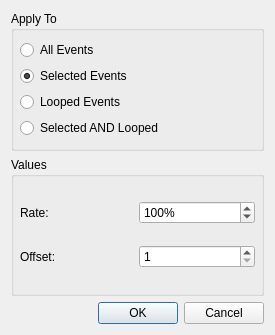
Before: the Qt Designer form muse/muse/midiedit/velocity.ui in emrum/muse, drawn with Qt 5.
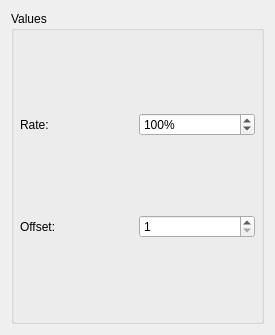
After: the same form once the commit is applied.

Diff of the .ui file:
```diff
--- a/muse/muse/midiedit/velocity.ui
+++ b/muse/muse/midiedit/velocity.ui
@@ -3,7 +3,7 @@
  <comment></comment>
  <exportmacro></exportmacro>
  <class>VelocityBase</class>
- <widget class="QDialog" name="VelocityBase" >
+ <widget class="QWidget" name="VelocityBase" >
   <property name="geometry" >
    <rect>
     <x>0</x>
@@ -22,52 +22,6 @@
    <property name="spacing" >
     <number>6</number>
    </property>
-   <item>
-    <widget class="QGroupBox" name="rangeGroup" >
-     <property name="title" >
-      <string>Apply To</string>
-     </property>
-     <layout class="QVBoxLayout" >
-      <property name="margin" >
-       <number>6</number>
-      </property>
-      <property name="spacing" >
-       <number>3</number>
-      </property>
-      <item>
-       <widget class="QRadioButton" name="allEventsButton" >
-        <property name="text" >
-         <string>All Events</string>
-        </property>
-       </widget>
-      </item>
-      <item>
-       <widget class="QRadioButton" name="selectedEventsButton" >
-        <property name="text" >
-         <string>Selected Events</string>
-        </property>
-        <property name="checked" >
-         <bool>true</bool>
-        </property>
-       </widget>
-      </item>
-      <item>
-       <widget class="QRadioButton" name="loopedEventsButton" >
-        <property name="text" >
-         <string>Looped Events</string>
-        </property>
-       </widget>
-      </item>
-      <item>
-       <widget class="QRadioButton" name="selectedLoopedButton" >
-        <property name="text" >
-         <string>Selected AND Looped</string>
-        </property>
-       </widget>
-      </item>
-     </layout>
-    </widget>
-   </item>
    <item>
     <widget class="QGroupBox" name="GroupBox3" >
      <property name="title" >
@@ -123,52 +77,6 @@
      </layout>
     </widget>
    </item>
-   <item>
-    <layout class="QHBoxLayout" >
-     <property name="margin" >
-      <number>0</number>
-     </property>
-     <property name="spacing" >
-      <number>6</number>
-     </property>
-     <item>
-      <spacer>
-       <property name="orientation" >
-        <enum>Qt::Horizontal</enum>
-       </property>
-       <property name="sizeType" >
-        <enum>QSizePolicy::Expanding</enum>
-       </property>
-       <property name="sizeHint" >
-        <size>
-         <width>20</width>
-         <height>20</height>
-        </size>
-       </property>
-      </spacer>
-     </item>
-     <item>
-      <widget class="QPushButton" name="okButton" >
-       <property name="text" >
-        <string>OK</string>
-       </property>
-       <property name="autoDefault" >
-        <bool>false</bool>
-       </property>
-       <property name="default" >
-        <bool>true</bool>
-       </property>
-      </widget>
-     </item>
-     <item>
-      <widget class="QPushButton" name="cancelButton" >
-       <property name="text" >
-        <string>Cancel</string>
-       </property>
-      </widget>
-     </item>
-    </layout>
-   </item>
   </layout>
  </widget>
  <layoutdefault spacing="6" margin="11" />
```
Left out of the diff: 35 changed lines with no effect on the pictures.
